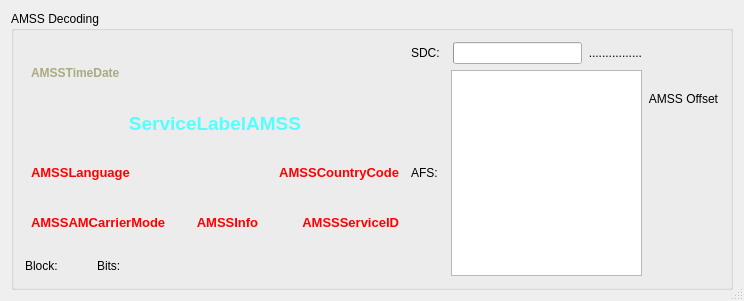
Before: the Qt Designer form dream/src/GUI-QT/AMSSDlgbase.ui in mmjee/dream-patched, drawn with Qt 5.
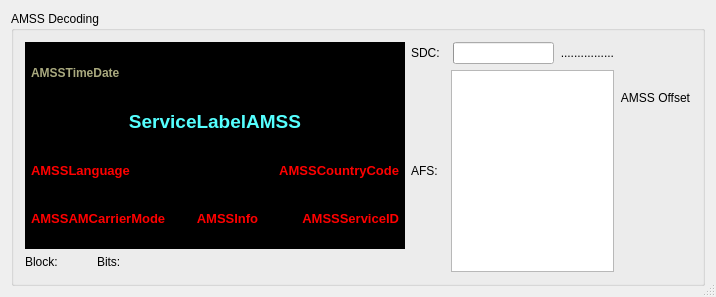
After: the same form once the commit is applied. Icons and pictures are not drawn. Custom widgets are drawn as their Qt base class.

What changed in the file:
```diff
--- a/dream/src/GUI-QT/AMSSDlgbase.ui
+++ b/dream/src/GUI-QT/AMSSDlgbase.ui
@@ -6,8 +6,8 @@
    <rect>
     <x>0</x>
     <y>0</y>
-    <width>744</width>
-    <height>301</height>
+    <width>716</width>
+    <height>297</height>
    </rect>
   </property>
   <property name="sizePolicy">
@@ -461,6 +461,9 @@
             </disabled>
            </palette>
           </property>
+          <property name="autoFillBackground">
+           <bool>true</bool>
+          </property>
           <property name="frameShape">
            <enum>QFrame::NoFrame</enum>
           </property>
@@ -485,17 +488,11 @@
              <item>
               <widget class="QLabel" name="TextAMSSAMCarrierMode">
                <property name="sizePolicy">
-                <sizepolicy hsizetype="Minimum" vsizetype="Expanding">
+                <sizepolicy hsizetype="Minimum" vsizetype="Minimum">
                  <horstretch>0</horstretch>
                  <verstretch>0</verstretch>
                 </sizepolicy>
                </property>
-               <property name="minimumSize">
-                <size>
-                 <width>0</width>
-                 <height>0</height>
-                </size>
-               </property>
                <property name="palette">
                 <palette>
                  <active>
@@ -909,17 +906,11 @@
              <item>
               <widget class="QLabel" name="TextAMSSInfo">
                <property name="sizePolicy">
-                <sizepolicy hsizetype="Minimum" vsizetype="Expanding">
+                <sizepolicy hsizetype="Minimum" vsizetype="Minimum">
                  <horstretch>0</horstretch>
                  <verstretch>0</verstretch>
                 </sizepolicy>
                </property>
-               <property name="minimumSize">
-                <size>
-                 <width>0</width>
-                 <height>0</height>
-                </size>
-               </property>
                <property name="palette">
                 <palette>
                  <active>
@@ -1333,17 +1324,11 @@
              <item>
               <widget class="QLabel" name="TextAMSSServiceID">
                <property name="sizePolicy">
-                <sizepolicy hsizetype="Minimum" vsizetype="Expanding">
+                <sizepolicy hsizetype="Minimum" vsizetype="Minimum">
                  <horstretch>0</horstretch>
                  <verstretch>0</verstretch>
                 </sizepolicy>
                </property>
-               <property name="minimumSize">
-                <size>
-                 <width>0</width>
-                 <height>0</height>
-                </size>
-               </property>
                <property name="palette">
                 <palette>
                  <active>
@@ -1767,17 +1752,11 @@
              <item>
               <widget class="QLabel" name="TextAMSSLanguage">
                <property name="sizePolicy">
-                <sizepolicy hsizetype="Minimum" vsizetype="Expanding">
+                <sizepolicy hsizetype="Minimum" vsizetype="Minimum">
                  <horstretch>0</horstretch>
                  <verstretch>0</verstretch>
                 </sizepolicy>
                </property>
-               <property name="minimumSize">
-                <size>
-                 <width>0</width>
-                 <height>0</height>
-                </size>
-               </property>
                <property name="palette">
                 <palette>
                  <active>
@@ -2191,17 +2170,11 @@
              <item>
               <widget class="QLabel" name="TextAMSSCountryCode">
                <property name="sizePolicy">
-                <sizepolicy hsizetype="Minimum" vsizetype="Expanding">
+                <sizepolicy hsizetype="Minimum" vsizetype="Minimum">
                  <horstretch>0</horstretch>
                  <verstretch>0</verstretch>
                 </sizepolicy>
                </property>
-               <property name="minimumSize">
-                <size>
-                 <width>0</width>
-                 <height>0</height>
-                </size>
-               </property>
                <property name="palette">
                 <palette>
                  <active>
@@ -2617,17 +2590,11 @@
            <item row="0" column="0">
             <widget class="QLabel" name="TextAMSSTimeDate">
              <property name="sizePolicy">
-              <sizepolicy hsizetype="Minimum" vsizetype="Expanding">
+              <sizepolicy hsizetype="Minimum" vsizetype="Minimum">
                <horstretch>0</horstretch>
                <verstretch>0</verstretch>
               </sizepolicy>
              </property>
-             <property name="minimumSize">
-              <size>
-               <width>0</width>
-               <height>0</height>
-              </size>
-             </property>
              <property name="palette">
               <palette>
                <active>
@@ -3040,7 +3007,7 @@
            <item row="1" column="0">
             <widget class="QLabel" name="TextAMSSServiceLabel">
              <property name="sizePolicy">
-              <sizepolicy hsizetype="Minimum" vsizetype="MinimumExpanding">
+              <sizepolicy hsizetype="Minimum" vsizetype="Minimum">
                <horstretch>0</horstretch>
                <verstretch>0</verstretch>
               </sizepolicy>
```
